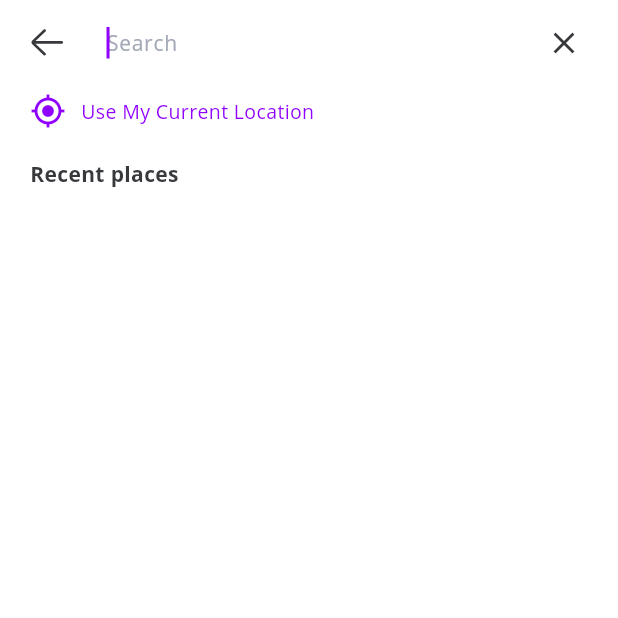
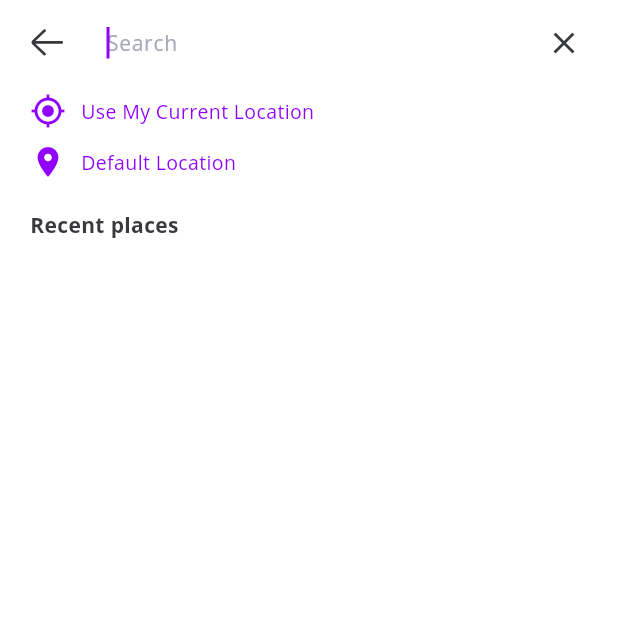
Before and after one commit to EshetuLucas/bnbit, a Flutter app: the AddressSearchesView screen opened by its route, on a phone screen of 412 x 824 dp, the top half of it. Run offline on Flutter 3.47's test engine with Material 3 defaults, Android fonts, the phone set to English and light mode, and no system bars; our stand-ins replace cached_network_image, carousel_slider, device_info_plus, dio, dotted_border, email_validator and 25 more; missing offline and left inert: location_geocoder, move_to_background, places_service, qr_code_scanner, stacked_firebase_auth; accounts and stored records are empty; project files that could hold a hidden picture were left out.

Commit message:
Updates address search

```diff
--- a/lib/ui/views/address_search/address_searches_view.dart
+++ b/lib/ui/views/address_search/address_searches_view.dart
@@ -210,7 +210,9 @@ class _MyLocation extends ViewModelWidget<AddressSearchesViewModel> {
 
   @override
   Widget build(BuildContext context, AddressSearchesViewModel viewModel) {
-    return InkWell(
+    return Column(
+      children: [
+        InkWell(
           onTap: () {
             FocusScope.of(context).unfocus();
             viewModel.setCurrentLocation();
@@ -230,6 +232,30 @@ class _MyLocation extends ViewModelWidget<AddressSearchesViewModel> {
               )
             ],
           ),
+        ),
+        verticalSpaceSmall,
+        InkWell(
+          onTap: () {
+            FocusScope.of(context).unfocus();
+            viewModel.defaultLocation();
+          },
+          child: Row(
+            children: [
+              const Icon(
+                Icons.location_on,
+                color: kcPrimaryColor,
+              ),
+              horizontalSpaceSmall,
+              Text(
+                'Default Location',
+                style: ktsSmall(context).copyWith(
+                  color: kcPrimaryColor,
+                ),
+              )
+            ],
+          ),
+        )
+      ],
     );
   }
 }
```
Also changed, not shown: lib/ui/views/address_search/address_searches_viewmodel.dart (+25 -0 lines). Lines whose indentation alone changed are shown as unchanged.
